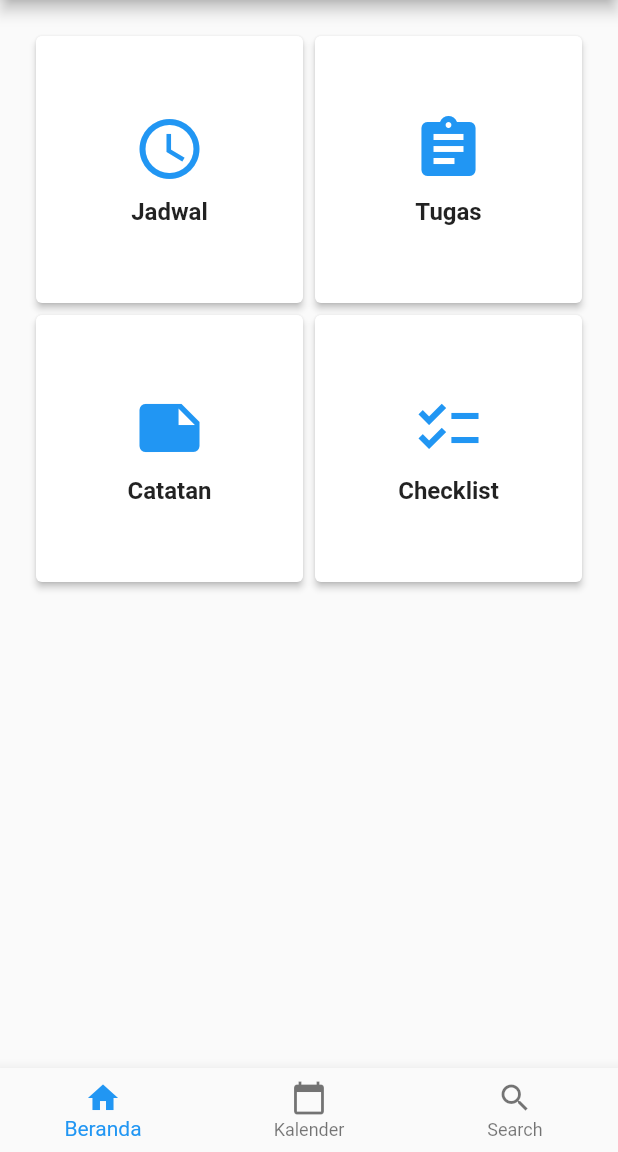
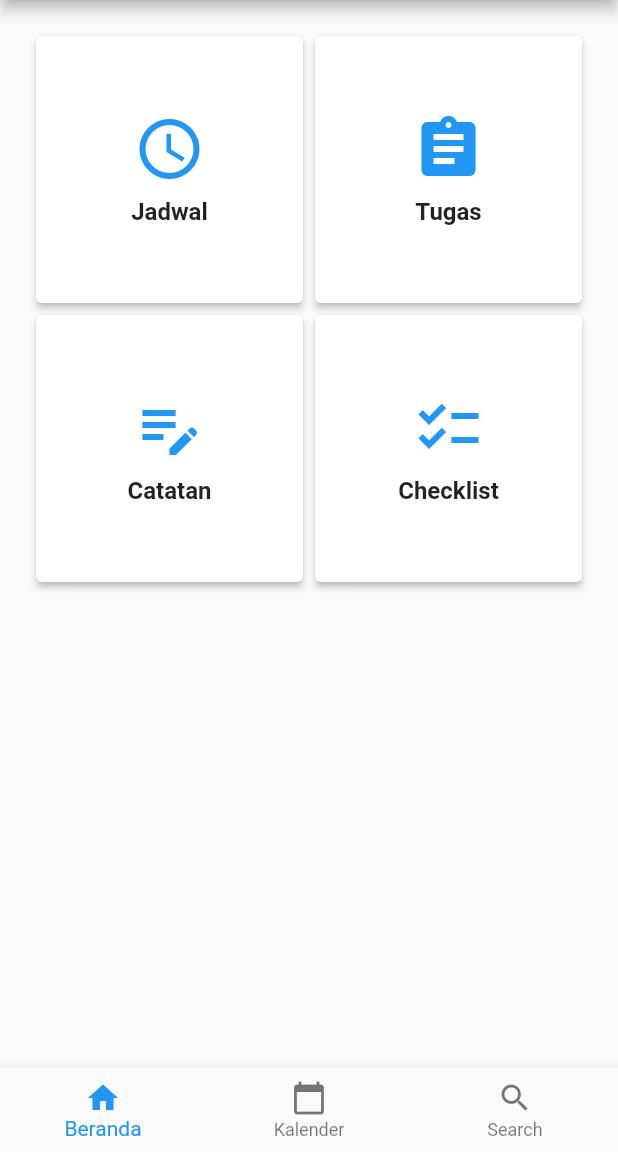
Before and after one commit to gugumrg/Student_notes, a Flutter app: the screen it shows after launch, on a phone screen of 412 x 824 dp, the part 84-1236 px from its top. Run offline on Flutter 3.47's test engine with Material 2 defaults, Android fonts, the light colour scheme and no system bars; our stand-ins replace flutter_local_notifications, flutter_native_timezone, shared_preferences, timezone.

Commit message:
ganti logo

```diff
--- a/lib/beranda.dart
+++ b/lib/beranda.dart
@@ -42,7 +42,7 @@ class HomeScreen extends StatelessWidget {
               },
             ),
             MenuCard(
-              icon: Icons.note,
+              icon: Icons.edit_note,
               title: 'Catatan',
               onTap: () {
                 Navigator.push(
```
